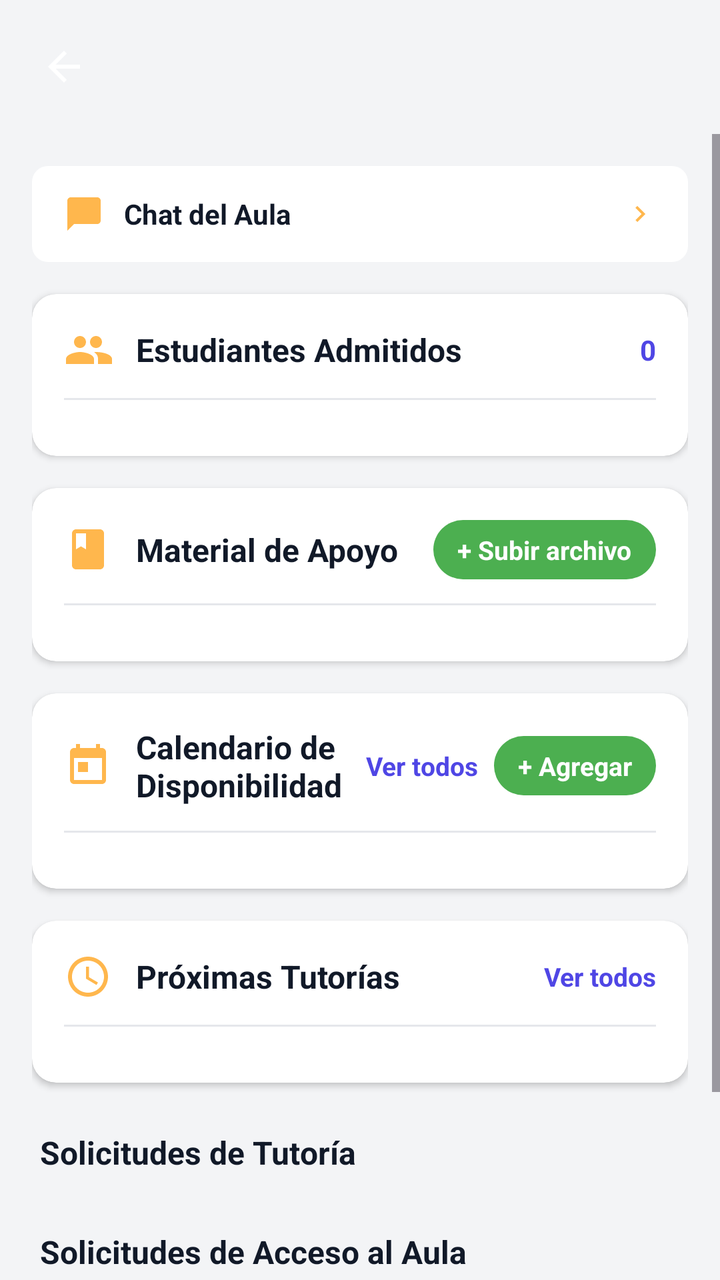
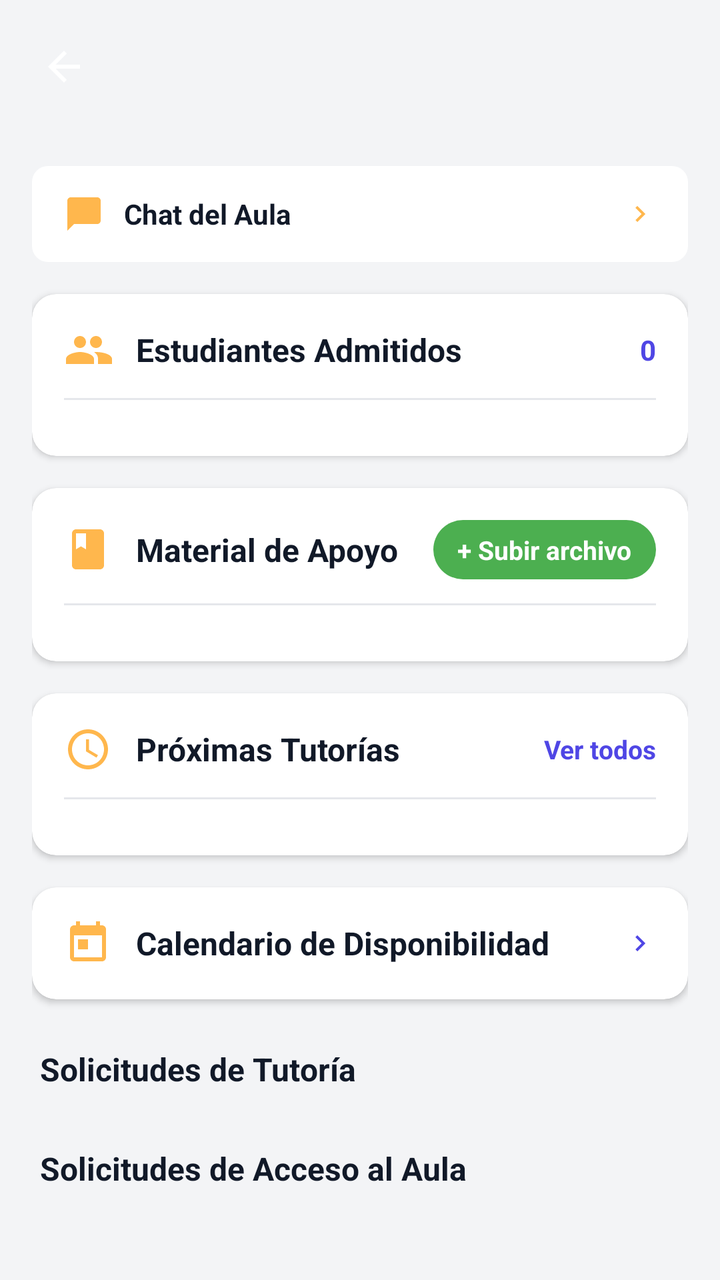

An Android layout rendered at two revisions. The XML below is the earlier revision; the diff shows what the commit changed to produce the second picture.
<!-- AndroidManifest.xml: application theme Theme.Aulasenora -->
<!-- res/layout/activity_manage_aula.xml -->
<?xml version="1.0" encoding="utf-8"?>
<androidx.coordinatorlayout.widget.CoordinatorLayout xmlns:android="http://schemas.android.com/apk/res/android"
    xmlns:app="http://schemas.android.com/apk/res-auto"
    android:id="@+id/main"
    style="@style/ActivityRoot">

    <LinearLayout
        style="@style/ActivityInner">

        <include
            android:id="@+id/includeHeader"
            layout="@layout/include_header" />

        <ScrollView
            style="@style/ActivityScrollView">

            <LinearLayout
                android:id="@+id/llContainer"
                style="@style/ActivityContainer">

                
                <LinearLayout
                    android:id="@+id/llChatButton"
                    android:layout_width="match_parent"
                    android:layout_height="48dp"
                    android:background="@drawable/bg_input"
                    android:clickable="true"
                    android:focusable="true"
                    android:gravity="center_vertical"
                    android:orientation="horizontal"
                    android:paddingHorizontal="16dp"
                    android:backgroundTint="@color/white">

                    <ImageView
                        android:layout_width="20dp"
                        android:layout_height="20dp"
                        android:src="@drawable/ic_chat"
                        app:tint="@color/volunteerPrimary" />

                    <TextView
                        android:layout_width="0dp"
                        android:layout_height="wrap_content"
                        android:layout_marginStart="10dp"
                        android:layout_weight="1"
                        android:text="Chat del Aula"
                        android:textColor="@color/textDark"
                        android:textSize="14sp"
                        android:textStyle="bold" />

                    <FrameLayout
                        android:layout_width="20dp"
                        android:layout_height="20dp"
                        android:layout_marginEnd="8dp">

                        <TextView
                            android:id="@+id/badgeChatUnread"
                            android:layout_width="16dp"
                            android:layout_height="16dp"
                            android:layout_gravity="center"
                            android:background="@drawable/bg_circle_orange"
                            android:gravity="center"
                            android:text="!"
                            android:textColor="@color/white"
                            android:textSize="8sp"
                            android:textStyle="bold"
                            android:visibility="gone" />
                    </FrameLayout>

                    <ImageView
                        android:layout_width="16dp"
                        android:layout_height="16dp"
                        android:src="@drawable/ic_chevron_right_cyan"
                        app:tint="@color/volunteerPrimary" />
                </LinearLayout>

                
                <androidx.cardview.widget.CardView
                    style="@style/SectionCard"
                    app:cardBackgroundColor="@color/white"
                    app:cardCornerRadius="12dp"
                    app:cardElevation="2dp">

                    <LinearLayout
                        style="@style/SectionCardContent">

                        <LinearLayout
                            style="@style/SectionCardHeader">

                            <ImageView
                                android:layout_width="24dp"
                                android:layout_height="24dp"
                                android:src="@drawable/ic_users"
                                app:tint="@color/primaryOrange" />

                            <TextView
                                android:layout_width="0dp"
                                android:layout_height="wrap_content"
                                android:layout_marginStart="12dp"
                                android:layout_weight="1"
                                android:text="Estudiantes Admitidos"
                                android:textColor="@color/textDark"
                                android:textSize="16sp"
                                android:textStyle="bold" />

                            <TextView
                                android:id="@+id/tvAdmittedCount"
                                android:layout_width="wrap_content"
                                android:layout_height="wrap_content"
                                android:text="0"
                                android:textColor="@color/primaryIndigo"
                                android:textSize="14sp"
                                android:textStyle="bold" />
                        </LinearLayout>

                        <View
                            android:layout_width="match_parent"
                            android:layout_height="1dp"
                            android:layout_marginVertical="12dp"
                            android:background="#E5E7EB" />

                        <LinearLayout
                            android:id="@+id/llAdmittedStudents"
                            android:layout_width="match_parent"
                            android:layout_height="wrap_content"
                            android:orientation="vertical" />

                        <TextView
                            android:id="@+id/tvEmptyAdmitted"
                            android:layout_width="wrap_content"
                            android:layout_height="wrap_content"
                            android:layout_marginTop="8dp"
                            android:text="Aún no hay estudiantes admitidos"
                            android:textColor="@color/textGray"
                            android:textSize="14sp"
                            android:visibility="gone" />
                    </LinearLayout>
                </androidx.cardview.widget.CardView>

                
                <androidx.cardview.widget.CardView
                    android:id="@+id/cardMaterials"
                    style="@style/SectionCard"
                    app:cardBackgroundColor="@color/white"
                    app:cardCornerRadius="12dp"
                    app:cardElevation="2dp">

                    <LinearLayout
                        style="@style/SectionCardContent">

                        <LinearLayout
                            style="@style/SectionCardHeader">

                            <ImageView
                                android:layout_width="24dp"
                                android:layout_height="24dp"
                                android:src="@drawable/ic_resource"
                                app:tint="@color/volunteerPrimary" />

                            <TextView
                                android:layout_width="0dp"
                                android:layout_height="wrap_content"
                                android:layout_marginStart="12dp"
                                android:layout_weight="1"
                                android:text="Material de Apoyo"
                                android:textColor="@color/textDark"
                                android:textSize="16sp"
                                android:textStyle="bold" />

                            <TextView
                                android:id="@+id/btnUploadMaterial"
                                android:layout_width="wrap_content"
                                android:layout_height="wrap_content"
                                android:paddingHorizontal="12dp"
                                android:paddingVertical="6dp"
                                android:text="+ Subir archivo"
                                android:textColor="@color/white"
                                android:textSize="13sp"
                                android:textStyle="bold"
                                android:background="@drawable/bg_rounded_green"
                                android:clickable="true"
                                android:focusable="true" />
                        </LinearLayout>

                        <View
                            android:layout_width="match_parent"
                            android:layout_height="1dp"
                            android:layout_marginVertical="12dp"
                            android:background="#E5E7EB" />

                        <LinearLayout
                            android:id="@+id/llMaterials"
                            android:layout_width="match_parent"
                            android:layout_height="wrap_content"
                            android:orientation="vertical" />

                        <TextView
                            android:id="@+id/tvEmptyMaterials"
                            android:layout_width="wrap_content"
                            android:layout_height="wrap_content"
                            android:layout_marginTop="8dp"
                            android:text="No has subido material de apoyo"
                            android:textColor="@color/textGray"
                            android:textSize="14sp"
                            android:visibility="gone" />
                    </LinearLayout>
                </androidx.cardview.widget.CardView>

                
                <androidx.cardview.widget.CardView
                    android:id="@+id/cardCalendar"
                    style="@style/SectionCard"
                    app:cardBackgroundColor="@color/white"
                    app:cardCornerRadius="12dp"
                    app:cardElevation="2dp">

                    <LinearLayout
                        style="@style/SectionCardContent">

                        <LinearLayout
                            style="@style/SectionCardHeader">

                            <ImageView
                                android:layout_width="24dp"
                                android:layout_height="24dp"
                                android:src="@drawable/ic_calendar"
                                app:tint="@color/primaryOrange" />

                            <TextView
                                android:layout_width="0dp"
                                android:layout_height="wrap_content"
                                android:layout_marginStart="12dp"
                                android:layout_weight="1"
                                android:text="Calendario de Disponibilidad"
                                android:textColor="@color/textDark"
                                android:textSize="16sp"
                                android:textStyle="bold" />

                            <TextView
                                android:id="@+id/btnViewAllSchedule"
                                android:layout_width="wrap_content"
                                android:layout_height="wrap_content"
                                android:layout_marginEnd="8dp"
                                android:text="Ver todos"
                                android:textColor="@color/primaryIndigo"
                                android:textSize="13sp"
                                android:textStyle="bold"
                                android:clickable="true"
                                android:focusable="true" />

                            <TextView
                                android:id="@+id/btnAddSlot"
                                android:layout_width="wrap_content"
                                android:layout_height="wrap_content"
                                android:paddingHorizontal="12dp"
                                android:paddingVertical="6dp"
                                android:text="+ Agregar"
                                android:textColor="@color/white"
                                android:textSize="13sp"
                                android:textStyle="bold"
                                android:background="@drawable/bg_rounded_green"
                                android:clickable="true"
                                android:focusable="true" />
                        </LinearLayout>

                        <View
                            android:layout_width="match_parent"
                            android:layout_height="1dp"
                            android:layout_marginVertical="12dp"
                            android:background="#E5E7EB" />

                        <LinearLayout
                            android:id="@+id/llScheduleSlots"
                            android:layout_width="match_parent"
                            android:layout_height="wrap_content"
                            android:orientation="vertical" />

                        <TextView
                            android:id="@+id/tvEmptySchedule"
                            android:layout_width="wrap_content"
                            android:layout_height="wrap_content"
                            android:layout_marginTop="8dp"
                            android:text="No hay horarios registrados"
                            android:textColor="@color/textGray"
                            android:textSize="14sp"
                            android:visibility="gone" />
                    </LinearLayout>
                </androidx.cardview.widget.CardView>

                
                <androidx.cardview.widget.CardView
                    android:id="@+id/cardPendingTutoring"
                    style="@style/SectionCard"
                    app:cardBackgroundColor="@color/white"
                    app:cardCornerRadius="12dp"
                    app:cardElevation="2dp">

                    <LinearLayout
                        style="@style/SectionCardContent">

                        <LinearLayout
                            style="@style/SectionCardHeader">

                            <ImageView
                                android:layout_width="24dp"
                                android:layout_height="24dp"
                                android:src="@drawable/ic_clock"
                                app:tint="@color/primaryOrange" />

                            <TextView
                                android:layout_width="0dp"
                                android:layout_height="wrap_content"
                                android:layout_marginStart="12dp"
                                android:layout_weight="1"
                                android:text="Próximas Tutorías"
                                android:textColor="@color/textDark"
                                android:textSize="16sp"
                                android:textStyle="bold" />

                            <TextView
                                android:id="@+id/btnViewAllTutoring"
                                android:layout_width="wrap_content"
                                android:layout_height="wrap_content"
                                android:text="Ver todos"
                                android:textColor="@color/primaryIndigo"
                                android:textSize="13sp"
                                android:textStyle="bold"
                                android:clickable="true"
                                android:focusable="true" />
                        </LinearLayout>

                        <View
                            android:layout_width="match_parent"
                            android:layout_height="1dp"
                            android:layout_marginVertical="12dp"
                            android:background="#E5E7EB" />

                        <LinearLayout
                            android:id="@+id/llPendingTutoring"
                            android:layout_width="match_parent"
                            android:layout_height="wrap_content"
                            android:orientation="vertical" />

                        <TextView
                            android:id="@+id/tvEmptyPendingTutoring"
                            android:layout_width="wrap_content"
                            android:layout_height="wrap_content"
                            android:layout_marginTop="8dp"
                            android:text="No hay tutorías programadas próximamente"
                            android:textColor="@color/textGray"
                            android:textSize="14sp"
                            android:visibility="gone" />
                    </LinearLayout>
                </androidx.cardview.widget.CardView>

                
                <TextView
                    style="@style/SectionLabel"
                    android:text="Solicitudes de Tutoría" />

                <LinearLayout
                    android:id="@+id/llTutoringRequests"
                    android:layout_width="match_parent"
                    android:layout_height="wrap_content"
                    android:orientation="vertical"
                    android:layout_marginTop="4dp" />

                <androidx.cardview.widget.CardView
                    android:id="@+id/cvEmptyTutoringRequests"
                    android:layout_width="match_parent"
                    android:layout_height="wrap_content"
                    android:layout_marginTop="12dp"
                    android:visibility="gone"
                    app:cardBackgroundColor="@color/white"
                    app:cardCornerRadius="12dp"
                    app:cardElevation="2dp">

                    <LinearLayout
                        style="@style/EmptyStateContent">

                        <TextView
                            android:layout_width="wrap_content"
                            android:layout_height="wrap_content"
                            android:text="No hay solicitudes de tutoría pendientes"
                            android:textColor="@color/textGray"
                            android:textSize="14sp" />
                    </LinearLayout>
                </androidx.cardview.widget.CardView>

                
                <TextView
                    style="@style/SectionLabel"
                    android:text="Solicitudes de Acceso al Aula" />

                <LinearLayout
                    android:id="@+id/llAccessRequests"
                    android:layout_width="match_parent"
                    android:layout_height="wrap_content"
                    android:orientation="vertical"
                    android:layout_marginTop="4dp" />

                <androidx.cardview.widget.CardView
                    android:id="@+id/cvEmptyAccessRequests"
                    android:layout_width="match_parent"
                    android:layout_height="wrap_content"
                    android:layout_marginTop="12dp"
                    android:visibility="gone"
                    app:cardBackgroundColor="@color/white"
                    app:cardCornerRadius="12dp"
                    app:cardElevation="2dp">

                    <LinearLayout
                        style="@style/EmptyStateContent">

                        <TextView
                            android:layout_width="wrap_content"
                            android:layout_height="wrap_content"
                            android:text="No hay solicitudes de acceso pendientes"
                            android:textColor="@color/textGray"
                            android:textSize="14sp" />
                    </LinearLayout>
                </androidx.cardview.widget.CardView>

            </LinearLayout>
        </ScrollView>
    </LinearLayout>
</androidx.coordinatorlayout.widget.CoordinatorLayout>
<!-- res/layout/include_header.xml (included above) -->
<?xml version="1.0" encoding="utf-8"?>
<LinearLayout xmlns:android="http://schemas.android.com/apk/res/android"
    xmlns:app="http://schemas.android.com/apk/res-auto"
    android:id="@+id/headerBar"
    style="@style/HeaderBar">

    <ImageView
        android:id="@+id/btnBack"
        android:layout_width="24dp"
        android:layout_height="24dp"
        android:src="@drawable/ic_back"
        app:tint="@color/white" />

    <TextView
        android:id="@+id/tvTitle"
        style="@style/HeaderTitle" />
</LinearLayout>
<!-- resources referenced by this layout -->
<resources>
  <color name="primaryIndigo">#4F46E5</color>
  <color name="primaryOrange">#FFB74D</color>
  <color name="textDark">#111928</color>
  <color name="textGray">#6B7280</color>
  <color name="volunteerPrimary">#FFB74D</color>
  <color name="white">#FFFFFFFF</color>
  <!-- drawable bg_circle_orange (drawable) -->
  <?xml version="1.0" encoding="utf-8"?>
  <shape xmlns:android="http://schemas.android.com/apk/res/android"
      android:shape="oval">
      <solid android:color="@color/primaryOrange"/>
  </shape>
  <!-- drawable bg_input (drawable) -->
  <?xml version="1.0" encoding="utf-8"?>
  <shape xmlns:android="http://schemas.android.com/apk/res/android">
      <solid android:color="@color/inputBackground"/>
      <corners android:radius="8dp"/>
  </shape>
  <!-- drawable bg_rounded_green (drawable) -->
  <?xml version="1.0" encoding="utf-8"?>
  <shape xmlns:android="http://schemas.android.com/apk/res/android"
      android:shape="rectangle">
      <solid android:color="#4CAF50"/>
      <corners android:radius="20dp"/>
  </shape>
  <style name="ActivityContainer">
          <item name="android:layout_width">match_parent</item>
          <item name="android:layout_height">wrap_content</item>
          <item name="android:orientation">vertical</item>
          <item name="android:padding">16dp</item>
      </style>
  <style name="ActivityInner">
          <item name="android:layout_width">match_parent</item>
          <item name="android:layout_height">match_parent</item>
          <item name="android:orientation">vertical</item>
      </style>
  <style name="ActivityRoot">
          <item name="android:layout_width">match_parent</item>
          <item name="android:layout_height">match_parent</item>
          <item name="android:background">#F3F4F6</item>
      </style>
  <style name="ActivityScrollView">
          <item name="android:layout_width">match_parent</item>
          <item name="android:layout_height">match_parent</item>
          <item name="android:fillViewport">true</item>
          <item name="android:clipToPadding">false</item>
          <item name="android:paddingBottom">80dp</item>
      </style>
  <style name="EmptyStateContent">
          <item name="android:layout_width">match_parent</item>
          <item name="android:layout_height">wrap_content</item>
          <item name="android:gravity">center</item>
          <item name="android:orientation">vertical</item>
          <item name="android:padding">20dp</item>
      </style>
  <style name="HeaderBar">
          <item name="android:layout_width">match_parent</item>
          <item name="android:layout_height">wrap_content</item>
          <item name="android:gravity">center_vertical</item>
          <item name="android:orientation">horizontal</item>
          <item name="android:padding">20dp</item>
      </style>
  <style name="SectionCard">
          <item name="android:layout_width">match_parent</item>
          <item name="android:layout_height">wrap_content</item>
          <item name="android:layout_marginTop">16dp</item>
      </style>
  <style name="SectionCardContent">
          <item name="android:layout_width">match_parent</item>
          <item name="android:layout_height">wrap_content</item>
          <item name="android:orientation">vertical</item>
          <item name="android:padding">16dp</item>
      </style>
  <style name="SectionCardHeader">
          <item name="android:layout_width">match_parent</item>
          <item name="android:layout_height">wrap_content</item>
          <item name="android:gravity">center_vertical</item>
          <item name="android:orientation">horizontal</item>
      </style>
  <style name="Theme.Aulasenora" parent="Base.Theme.Aulasenora" />
  <color name="inputBackground">#F3F4F6</color>
  <style name="Base.Theme.Aulasenora" parent="Theme.Material3.DayNight.NoActionBar">
          
          
      </style>
  <!-- unchanged entries left out for length: 9 -->
</resources>

<!-- the commit's change to res/layout/activity_manage_aula.xml (unified diff, before → after) -->
@@ -207,87 +207,6 @@
 
                 
                 <androidx.cardview.widget.CardView
-                    android:id="@+id/cardCalendar"
-                    style="@style/SectionCard"
-                    app:cardBackgroundColor="@color/white"
-                    app:cardCornerRadius="12dp"
-                    app:cardElevation="2dp">
-
-                    <LinearLayout
-                        style="@style/SectionCardContent">
-
-                        <LinearLayout
-                            style="@style/SectionCardHeader">
-
-                            <ImageView
-                                android:layout_width="24dp"
-                                android:layout_height="24dp"
-                                android:src="@drawable/ic_calendar"
-                                app:tint="@color/primaryOrange" />
-
-                            <TextView
-                                android:layout_width="0dp"
-                                android:layout_height="wrap_content"
-                                android:layout_marginStart="12dp"
-                                android:layout_weight="1"
-                                android:text="Calendario de Disponibilidad"
-                                android:textColor="@color/textDark"
-                                android:textSize="16sp"
-                                android:textStyle="bold" />
-
-                            <TextView
-                                android:id="@+id/btnViewAllSchedule"
-                                android:layout_width="wrap_content"
-                                android:layout_height="wrap_content"
-                                android:layout_marginEnd="8dp"
-                                android:text="Ver todos"
-                                android:textColor="@color/primaryIndigo"
-                                android:textSize="13sp"
-                                android:textStyle="bold"
-                                android:clickable="true"
-                                android:focusable="true" />
-
-                            <TextView
-                                android:id="@+id/btnAddSlot"
-                                android:layout_width="wrap_content"
-                                android:layout_height="wrap_content"
-                                android:paddingHorizontal="12dp"
-                                android:paddingVertical="6dp"
-                                android:text="+ Agregar"
-                                android:textColor="@color/white"
-                                android:textSize="13sp"
-                                android:textStyle="bold"
-                                android:background="@drawable/bg_rounded_green"
-                                android:clickable="true"
-                                android:focusable="true" />
-                        </LinearLayout>
-
-                        <View
-                            android:layout_width="match_parent"
-                            android:layout_height="1dp"
-                            android:layout_marginVertical="12dp"
-                            android:background="#E5E7EB" />
-
-                        <LinearLayout
-                            android:id="@+id/llScheduleSlots"
-                            android:layout_width="match_parent"
-                            android:layout_height="wrap_content"
-                            android:orientation="vertical" />
-
-                        <TextView
-                            android:id="@+id/tvEmptySchedule"
-                            android:layout_width="wrap_content"
-                            android:layout_height="wrap_content"
-                            android:layout_marginTop="8dp"
-                            android:text="No hay horarios registrados"
-                            android:textColor="@color/textGray"
-                            android:textSize="14sp"
-                            android:visibility="gone" />
-                    </LinearLayout>
-                </androidx.cardview.widget.CardView>
-
-                
-                <androidx.cardview.widget.CardView
                     android:id="@+id/cardPendingTutoring"
                     style="@style/SectionCard"
                     app:cardBackgroundColor="@color/white"
@@ -349,6 +268,47 @@
                             android:textColor="@color/textGray"
                             android:textSize="14sp"
                             android:visibility="gone" />
+                    </LinearLayout>
+                </androidx.cardview.widget.CardView>
+
+                
+                <androidx.cardview.widget.CardView
+                    android:id="@+id/cardCalendar"
+                    style="@style/SectionCard"
+                    app:cardBackgroundColor="@color/white"
+                    app:cardCornerRadius="12dp"
+                    app:cardElevation="2dp"
+                    android:clickable="true"
+                    android:focusable="true">
+
+                    <LinearLayout
+                        style="@style/SectionCardContent">
+
+                        <LinearLayout
+                            style="@style/SectionCardHeader">
+
+                            <ImageView
+                                android:layout_width="24dp"
+                                android:layout_height="24dp"
+                                android:src="@drawable/ic_calendar"
+                                app:tint="@color/primaryOrange" />
+
+                            <TextView
+                                android:layout_width="0dp"
+                                android:layout_height="wrap_content"
+                                android:layout_marginStart="12dp"
+                                android:layout_weight="1"
+                                android:text="Calendario de Disponibilidad"
+                                android:textColor="@color/textDark"
+                                android:textSize="16sp"
+                                android:textStyle="bold" />
+
+                            <ImageView
+                                android:layout_width="16dp"
+                                android:layout_height="16dp"
+                                android:src="@drawable/ic_chevron_right_cyan"
+                                app:tint="@color/primaryIndigo" />
+                        </LinearLayout>
                     </LinearLayout>
                 </androidx.cardview.widget.CardView>
 
